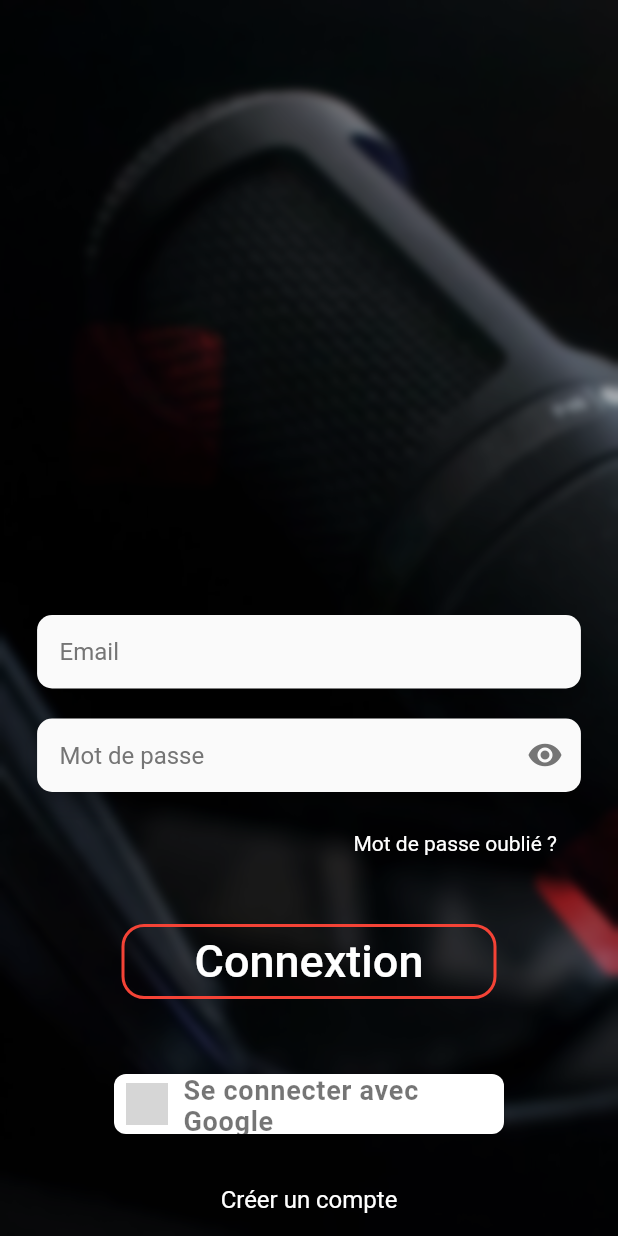
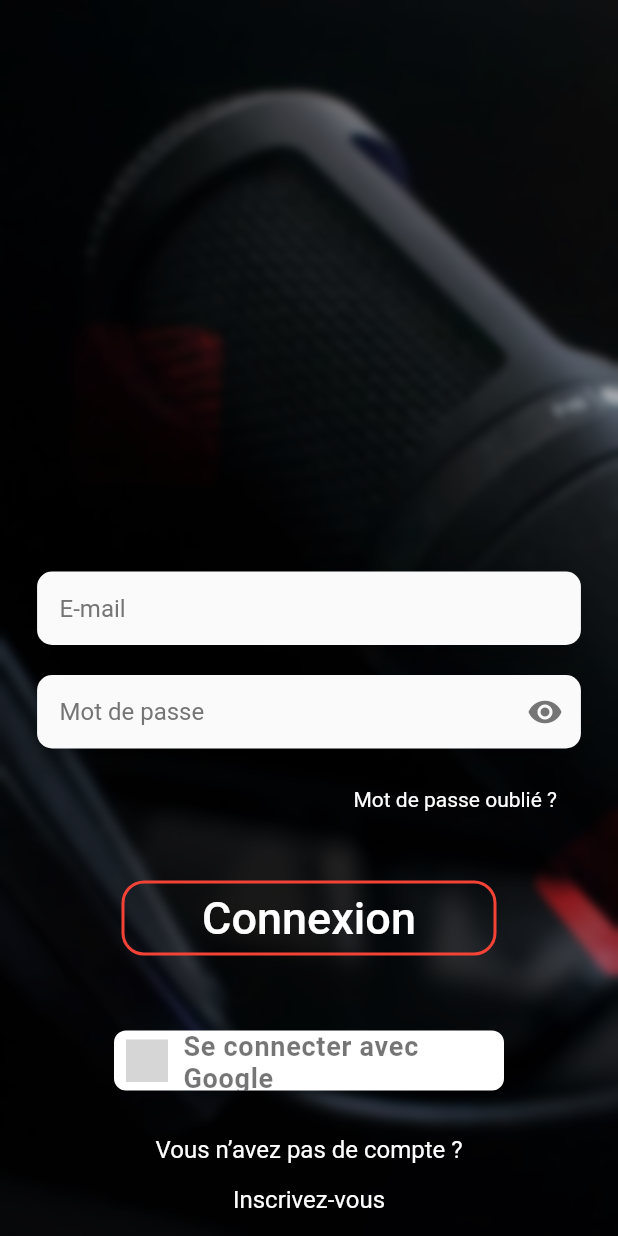
Before and after one commit to TanguyYnov/ynovtradio, a Flutter app: the screen it shows after launch, on a phone screen of 412 x 824 dp. Run offline on Flutter 3.47's test engine with Material 2 defaults, Android fonts, the phone set to English and light mode, and no system bars; our stand-ins replace auth_buttons, email_validator, firebase_auth, firebase_core, google_sign_in, splashscreen; accounts and stored records are empty; grey boxes are pictures that could not be loaded.

Commit message:
fix google sign in and design

```diff
--- a/lib/authentication.dart
+++ b/lib/authentication.dart
@@ -1,11 +1,15 @@
+import 'package:firebase_auth/firebase_auth.dart';
 import 'package:flutter/material.dart';
 import 'package:provider/provider.dart';
-import 'package:firebase_auth/firebase_auth.dart';
-import 'package:ynotradio/googleSignIn.dart';
 import 'package:ynotradio/home.dart';
 import 'package:ynotradio/signin.dart';
 
-class Authentication extends StatelessWidget {
+class Authentication extends StatefulWidget {
+  @override
+  _AuthenticationState createState() => _AuthenticationState();
+}
+
+class _AuthenticationState extends State<Authentication> {
   @override
   Widget build(BuildContext context) {
     return Scaffold(
@@ -13,13 +17,14 @@ class Authentication extends StatelessWidget {
         create: (context) => GoogleSignInProvider(),
         child: StreamBuilder(
           builder: (context, snapshot) {
-            final provider = Provider.of<GoogleSignInProvider>(context);
+            GoogleSignInProvider provider =
+                Provider.of<GoogleSignInProvider>(context);
             if (provider.isSignIn) {
               return Center(
                 child: CircularProgressIndicator(),
               );
             } else if (snapshot.hasData) {
-              return MyHome();
+              return Home();
             } else {
               return SignIn();
             }
--- a/lib/main.dart
+++ b/lib/main.dart
@@ -1,7 +1,10 @@
+import 'package:firebase_core/firebase_core.dart';
 import 'package:flutter/cupertino.dart';
 import 'package:flutter/material.dart';
-import 'package:firebase_core/firebase_core.dart';
+import 'package:splashscreen/splashscreen.dart';
 import 'package:ynotradio/authentication.dart';
+import 'package:ynotradio/playlist.dart';
+import 'package:ynotradio/votes.dart';
 
 Future main() async {
   WidgetsFlutterBinding.ensureInitialized();
@@ -12,7 +15,6 @@ Future main() async {
 
 class MyApp extends StatelessWidget {
   static const String _title = 'YNOT RADIO';
-
   @override
   Widget build(BuildContext context) {
     return MaterialApp(
@@ -21,7 +23,20 @@ class MyApp extends StatelessWidget {
       theme: ThemeData(
         visualDensity: VisualDensity.adaptivePlatformDensity,
       ),
-      home: Authentication(),
+      home: SplashScreen(
+        seconds: 5,
+        navigateAfterSeconds: Authentication(),
+        backgroundColor: Colors.white,
+        loadingText: Text("Chargement..."),
+        useLoader: true,
+        image: Image.asset("images/logo.png"),
+        photoSize: 50,
+        loaderColor: Colors.red,
+      ),
+      routes: <String, WidgetBuilder>{
+        '/second': (context) => MyHomePage2(),
+        '/third': (context) => MyHomePage3(),
+      },
     );
   }
 }
--- a/lib/signin.dart
+++ b/lib/signin.dart
@@ -1,10 +1,11 @@
 import 'dart:ui';
+
 import 'package:auth_buttons/res/buttons/google_auth_button.dart';
+import 'package:firebase_auth/firebase_auth.dart';
 import 'package:flutter/material.dart';
 import 'package:flutter/services.dart';
+import 'package:google_sign_in/google_sign_in.dart';
 import 'package:provider/provider.dart';
-import 'package:firebase_auth/firebase_auth.dart';
-import 'package:ynotradio/googleSignIn.dart';
 import 'package:ynotradio/signup.dart';
 
 import 'home.dart';
@@ -19,15 +20,15 @@ class _SignInState extends State<SignIn> {
   final TextEditingController _emailController = TextEditingController();
   final TextEditingController _passwordController = TextEditingController();
   final GlobalKey<FormState> _formKey = GlobalKey<FormState>();
-  final GlobalKey<ScaffoldState> _scaffoldkey = GlobalKey<ScaffoldState>();
+  final GlobalKey<ScaffoldState> _scaffoldKey = GlobalKey<ScaffoldState>();
   bool _showPassword = true;
 
   @override
   Widget build(BuildContext context) {
     Size size = MediaQuery.of(context).size;
+
     return Scaffold(
-
-      key: _scaffoldkey,
+      key: _scaffoldKey,
       body: Stack(
         children: [
           Padding(
@@ -49,7 +50,12 @@ class _SignInState extends State<SignIn> {
               ),
             ),
           ),
-          Column(
+          Container(
+            alignment: Alignment.bottomCenter,
+            child: SingleChildScrollView(
+              padding:
+                  EdgeInsets.only(top: MediaQuery.of(context).padding.top + 50),
+              child: Column(
                 mainAxisAlignment: MainAxisAlignment.end,
                 children: [
                   Form(
@@ -81,7 +87,7 @@ class _SignInState extends State<SignIn> {
                                       //focusedBorder: InputBorder.none,
                                       border: InputBorder.none,
                                       contentPadding: EdgeInsets.all(15.0),
-                                  hintText: 'Email',
+                                      hintText: 'E-mail',
                                       hintStyle: TextStyle(
                                         color: Colors.grey.shade600,
                                       ),
@@ -100,7 +106,7 @@ class _SignInState extends State<SignIn> {
                                       // ignore: missing_return
                                       validator: (input) {
                                         if (input.length < 8) {
-                                      return 'Votre mot de passe doit contenir au moins 8 caractères';
+                                          return 'Mot de passe doit contenir au moins 8 caractères';
                                         }
                                       },
                                       // onSaved: (input) => _password = input,
@@ -165,12 +171,12 @@ class _SignInState extends State<SignIn> {
                               ),
                               onPressed: () async {
                                 if (_formKey.currentState.validate()) {
-                              _signinWithEmailPassword();
+                                  _signInWithEmailPassword();
                                   ;
                                 }
                               },
                               child: Text(
-                            'Connextion',
+                                'Connexion',
                                 style: TextStyle(
                                     fontSize: 30.0, color: Colors.white),
                               ),
@@ -181,21 +187,32 @@ class _SignInState extends State<SignIn> {
                           ),
                           GoogleAuthButton(
                             onPressed: () {
-                          final provider = Provider.of<GoogleSignInProvider>(
+                              final provider =
+                                  Provider.of<GoogleSignInProvider>(
                                 context,
-                              listen: false);
+                                listen: false,
+                              );
                               provider.login();
                             },
                             text: "Se connecter avec Google",
                           ),
                           SizedBox(
-                        height: 20.0,
+                            height: 30.0,
                           ),
                           Container(
                             alignment: Alignment.center,
-                        child: MaterialButton(
+                            child: Column(
+                              children: [
+                                Text("Vous n’avez pas de compte ?",
+                                    style: TextStyle(
+                                      fontSize: 16.0,
+                                      color: Colors.white,
+                                      inherit: false,
+                                    )),
+                                MaterialButton(
                                   shape: OutlineInputBorder(
-                            borderSide: BorderSide(color: Colors.transparent),
+                                    borderSide:
+                                        BorderSide(color: Colors.transparent),
                                     borderRadius: BorderRadius.circular(15),
                                   ),
                                   onPressed: () {
@@ -205,12 +222,15 @@ class _SignInState extends State<SignIn> {
                                             builder: (context) => SignUp()));
                                   },
                                   child: Text(
-                            'Créer un compte',
+                                    'Inscrivez-vous',
                                     style: TextStyle(
                                       fontSize: 16.0,
                                       color: Colors.white,
-                                inherit: false),
+                                      inherit: false,
                                     ),
+                                  ),
+                                ),
+                              ],
                             ),
                           ),
                           SizedBox(
@@ -222,12 +242,14 @@ class _SignInState extends State<SignIn> {
                   ),
                 ],
               ),
+            ),
+          ),
         ],
       ),
     );
   }
 
-  void _signinWithEmailPassword() async {
+  void _signInWithEmailPassword() async {
     try {
       final User user = (await _auth.signInWithEmailAndPassword(
               email: _emailController.text, password: _passwordController.text))
@@ -236,13 +258,61 @@ class _SignInState extends State<SignIn> {
         await user.sendEmailVerification();
       }
       Navigator.of(context).push(MaterialPageRoute(builder: (_) {
-        return MyHome();
+        return Home();
       }));
     } catch (e) {
       // ignore: deprecated_member_use
-      _scaffoldkey.currentState
-          .showSnackBar(SnackBar(content: Text("Fialed email and passowrd")));
+      _scaffoldKey.currentState
+          // ignore: deprecated_member_use
+          .showSnackBar(
+              SnackBar(content: Text("E-mail ou mot de passe incorrect")));
       print(e);
     }
   }
 }
+
+class GoogleSignInProvider extends ChangeNotifier {
+  final googleSignIn = GoogleSignIn();
+  bool _isSignIn;
+
+  GoogleSignInProvider() {
+    _isSignIn = false;
+  }
+
+  bool get isSignIn => _isSignIn;
+
+  set isSignIn(bool isSingIn) {
+    _isSignIn = isSignIn;
+    notifyListeners();
+  }
+
+  Future login() async {
+    try {
+      final user = await googleSignIn.signIn();
+
+      if (user == null) {
+        isSignIn = false;
+        return;
+      } else {
+        final googleAuth = await user.authentication;
+
+        final credential = GoogleAuthProvider.credential(
+          accessToken: googleAuth.accessToken,
+          idToken: googleAuth.idToken,
+        );
+
+        await FirebaseAuth.instance.signInWithCredential(credential);
+        isSignIn = true;
+      }
+    } catch (e) {
+      print(e.toString());
+    }
+  }
+
+  void logout() async {
+    await googleSignIn.disconnect();
+    FirebaseAuth.instance.signOut();
+    notifyListeners();
+    isSignIn = false;
+  }
+}
```
Also changed, not shown: lib/drawer.dart (+9 -4 lines), lib/home.dart (+6 -26 lines), lib/signup.dart (+24 -14 lines), pubspec.yaml (+4 -3 lines), pubspec.lock, 1 other file. Lines whose indentation alone changed are shown as unchanged.
